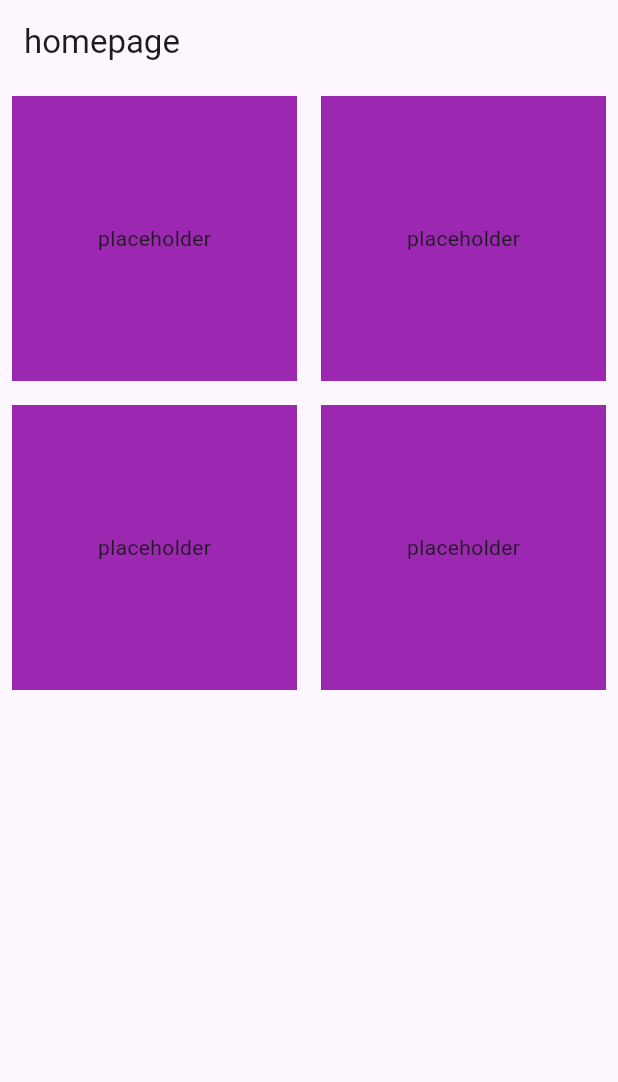
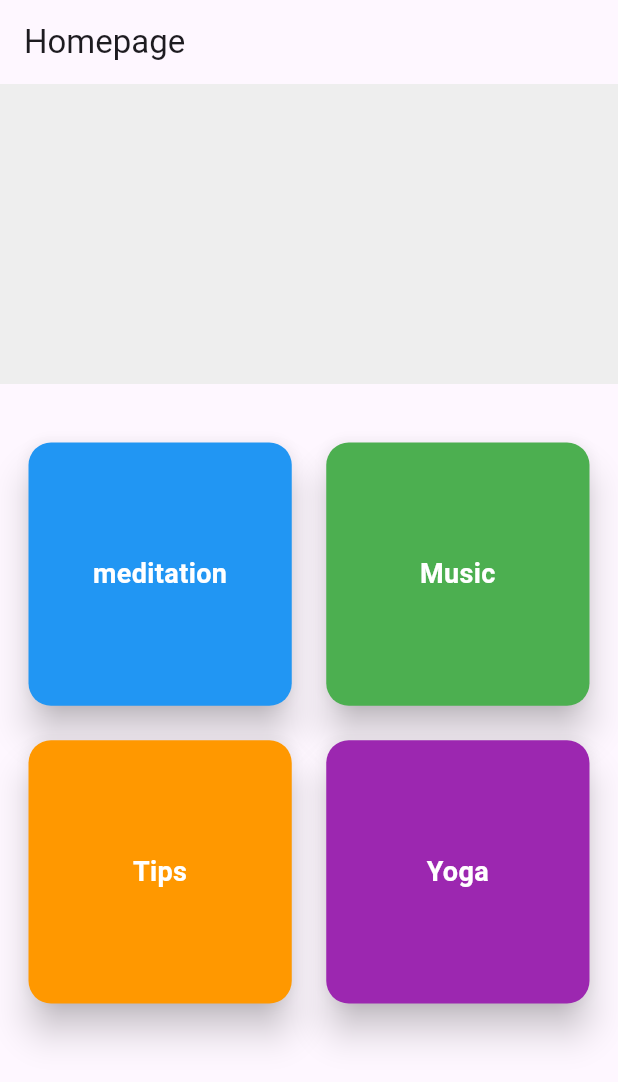
Before and after one commit to Kuwait-ZERO/mini_project, a Flutter app: the screen it shows after launch, on a phone screen of 412 x 824 dp. Shown: the top 1082 px of the screen. Run offline on Flutter 3.47's test engine with Material 3 defaults, Android fonts, the phone set to English and light mode, and no system bars; our stand-ins replace dio, go_router, shared_preferences; missing offline and left inert: jwt_decode; accounts and stored records are empty.

Commit message:
adding homepage

```diff
--- a/lib/main.dart
+++ b/lib/main.dart
@@ -1,8 +1,12 @@
 import 'package:flutter/material.dart';
 import 'package:go_router/go_router.dart';
 import 'package:mini_project/pages/home_page.dart';
+import 'package:mini_project/pages/meditation_page.dart';
+import 'package:mini_project/pages/music_page.dart';
 import 'package:mini_project/pages/sign_in.dart';
 import 'package:mini_project/pages/sign_up.dart';
+import 'package:mini_project/pages/tips_page.dart';
+import 'package:mini_project/pages/yoga_page.dart';
 import 'package:mini_project/providers/auth_providers.dart';
 import 'package:provider/provider.dart';
 
@@ -32,10 +36,22 @@ class MyApp extends StatelessWidget {
         path: '/',
         builder: (context, state) => const HomePage(),
       ),
-      // GoRoute(
-      //   path: '/add',
-      //   builder: (context, state) => AddPage(),
-      // ),
+      GoRoute(
+        path: '/Yoga',
+        builder: (context, state) => YogaPage(),
+      ),
+      GoRoute(
+        path: '/Music',
+        builder: (context, state) => MusicPage(),
+      ),
+      GoRoute(
+        path: '/Meditation',
+        builder: (context, state) => MeditationPage(),
+      ),
+      GoRoute(
+        path: '/Tips',
+        builder: (context, state) => TipsPage(),
+      ),
       GoRoute(
         path: '/signup',
         builder: (context, state) => SignupPage(),
@@ -44,14 +60,6 @@ class MyApp extends StatelessWidget {
         path: '/signin',
         builder: (context, state) => SigninPage(),
       ),
-      // GoRoute(
-      //   path: '/update/:petId',
-      //   builder: (context, state) {
-      //     final pet = Provider.of<postProvider>(context).pets.firstWhere(
-      //         (pet) => pet.id.toString() == (state.pathParameters['petId']!));
-      //     return UpdatePage(pet: pet);
-      //   },
-      // ),
     ],
   );
 }
--- a/lib/pages/home_page.dart
+++ b/lib/pages/home_page.dart
@@ -8,27 +8,139 @@ class HomePage extends StatelessWidget {
   @override
   Widget build(BuildContext context) {
     return Scaffold(
-        appBar: AppBar(
-          title: Text('homepage'),
-        ),
-        body: GridView(
-            gridDelegate: SliverGridDelegateWithFixedCrossAxisCount(
-              crossAxisCount: 2,
+      appBar: AppBar(
+        title: Text('Homepage'),
+      ),
+      body: Column(
+        children: [
+          // Empty container on top
+          Container(
+            height: 200, // Adjust the height as needed
+            width: double.infinity,
+            color: Colors
+                .grey[200], // Light background color to visualize the space
+          ),
+
+          const SizedBox(
+              height: 20), // Spacing between the container and the cards
+
+          // Cards at the bottom
+          Expanded(
+            child: GridView.count(
+              crossAxisCount: 2, // Two cards per row
+              crossAxisSpacing: 15, // Space between the cards horizontally
+              mainAxisSpacing: 15, // Space between the cards vertically
+              padding: const EdgeInsets.all(15), // Padding for the overall grid
+              children: [
+                InkWell(
+                  onTap: () {
+                    context.go("/MeditationPage");
+                  },
+                  child: Card(
+                    elevation: 10,
+                    shape: RoundedRectangleBorder(
+                      borderRadius: BorderRadius.circular(15),
+                    ),
+                    color: Colors.blue,
+                    child: Center(
+                      child: Padding(
+                        padding: const EdgeInsets.all(20),
+                        child: Text(
+                          'meditation',
+                          style: TextStyle(
+                            fontSize: 18,
+                            color: Colors.white,
+                            fontWeight: FontWeight.bold,
+                          ),
+                          textAlign: TextAlign.center,
+                        ),
+                      ),
+                    ),
+                  ),
+                ),
+                InkWell(
+                  onTap: () {
+                    context.go("/Music");
+                  },
+                  child: Card(
+                    elevation: 10,
+                    shape: RoundedRectangleBorder(
+                      borderRadius: BorderRadius.circular(15),
+                    ),
+                    color: Colors.green,
+                    child: Center(
+                      child: Padding(
+                        padding: const EdgeInsets.all(20),
+                        child: Text(
+                          'Music',
+                          style: TextStyle(
+                            fontSize: 18,
+                            color: Colors.white,
+                            fontWeight: FontWeight.bold,
+                          ),
+                          textAlign: TextAlign.center,
+                        ),
+                      ),
+                    ),
+                  ),
+                ),
+                InkWell(
+                  onTap: () {
+                    context.go('/TipsPage');
+                  },
+                  child: Card(
+                    elevation: 10,
+                    shape: RoundedRectangleBorder(
+                      borderRadius: BorderRadius.circular(15),
+                    ),
+                    color: Colors.orange,
+                    child: Center(
+                      child: Padding(
+                        padding: const EdgeInsets.all(20),
+                        child: Text(
+                          'Tips',
+                          style: TextStyle(
+                            fontSize: 18,
+                            color: Colors.white,
+                            fontWeight: FontWeight.bold,
+                          ),
+                          textAlign: TextAlign.center,
+                        ),
+                      ),
+                    ),
+                  ),
+                ),
+                InkWell(
+                  onTap: () {
+                    context.go("/YogaPage");
+                  },
+                  child: Card(
+                    elevation: 10,
+                    shape: RoundedRectangleBorder(
+                      borderRadius: BorderRadius.circular(15),
+                    ),
+                    color: Colors.purple,
+                    child: Center(
+                      child: Padding(
+                        padding: const EdgeInsets.all(20),
+                        child: Text(
+                          'Yoga',
+                          style: TextStyle(
+                            fontSize: 18,
+                            color: Colors.white,
+                            fontWeight: FontWeight.bold,
+                          ),
+                          textAlign: TextAlign.center,
+                        ),
+                      ),
+                    ),
+                  ),
+                ),
+              ],
             ),
-            children: [
-              myBox(1),
-              myBox(1),
-              myBox(1),
-              myBox(1),
-            ]));
+          ),
+        ],
+      ),
+    );
   }
 }
-
-Widget myBox(int index) {
-  return Container(
-    margin: EdgeInsets.all(8),
-    color: Colors.purple,
-    alignment: Alignment.center,
-    child: Text("placeholder"),
-  );
-}
--- a/lib/pages/meditation_page.dart
+++ b/lib/pages/meditation_page.dart
@@ -0,0 +1,12 @@
+import 'package:flutter/material.dart';
+
+class MeditationPage {
+  @override
+  Widget build(BuildContext context) {
+    return Scaffold(
+      appBar: AppBar(
+        title: const Text("update a Pet"),
+      ),
+    );
+  }
+}
--- a/lib/pages/music_page.dart
+++ b/lib/pages/music_page.dart
@@ -0,0 +1,12 @@
+import 'package:flutter/material.dart';
+
+class MusicPage {
+  @override
+  Widget build(BuildContext context) {
+    return Scaffold(
+      appBar: AppBar(
+        title: const Text("update a Pet"),
+      ),
+    );
+  }
+}
--- a/lib/pages/tips_page.dart
+++ b/lib/pages/tips_page.dart
@@ -0,0 +1,12 @@
+import 'package:flutter/material.dart';
+
+class TipsPage {
+  @override
+  Widget build(BuildContext context) {
+    return Scaffold(
+      appBar: AppBar(
+        title: const Text("update a Pet"),
+      ),
+    );
+  }
+}
--- a/lib/pages/yoga_page.dart
+++ b/lib/pages/yoga_page.dart
@@ -0,0 +1,12 @@
+import 'package:flutter/material.dart';
+
+class YogaPage {
+  @override
+  Widget build(BuildContext context) {
+    return Scaffold(
+      appBar: AppBar(
+        title: const Text("update a Pet"),
+      ),
+    );
+  }
+}
```
